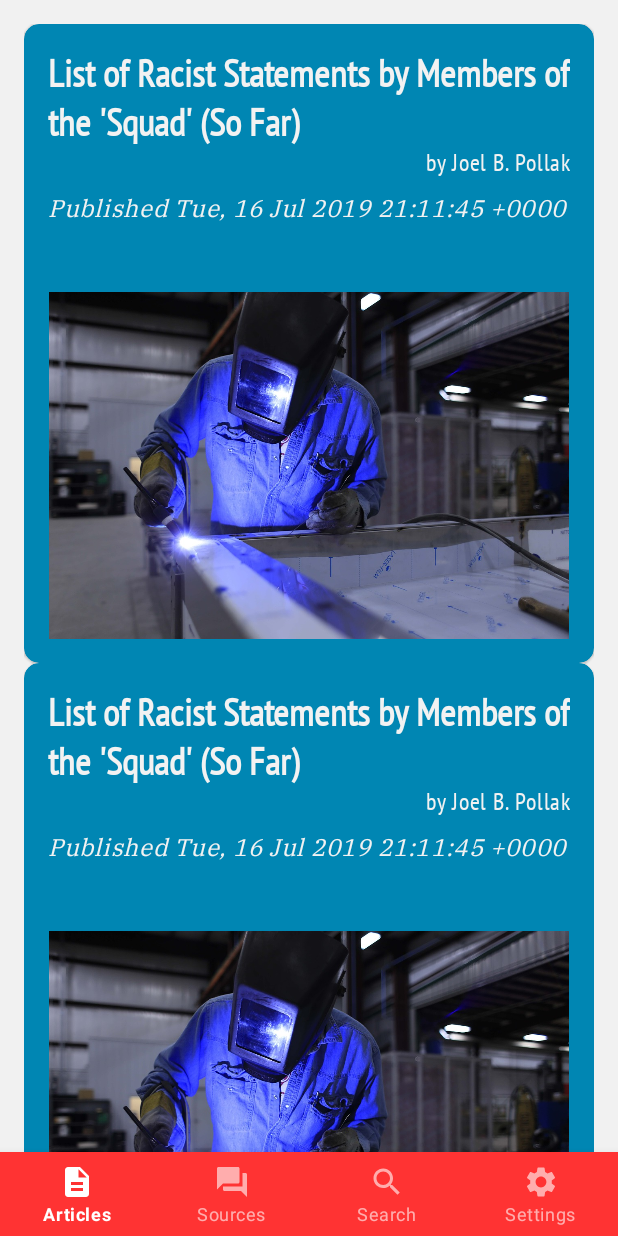
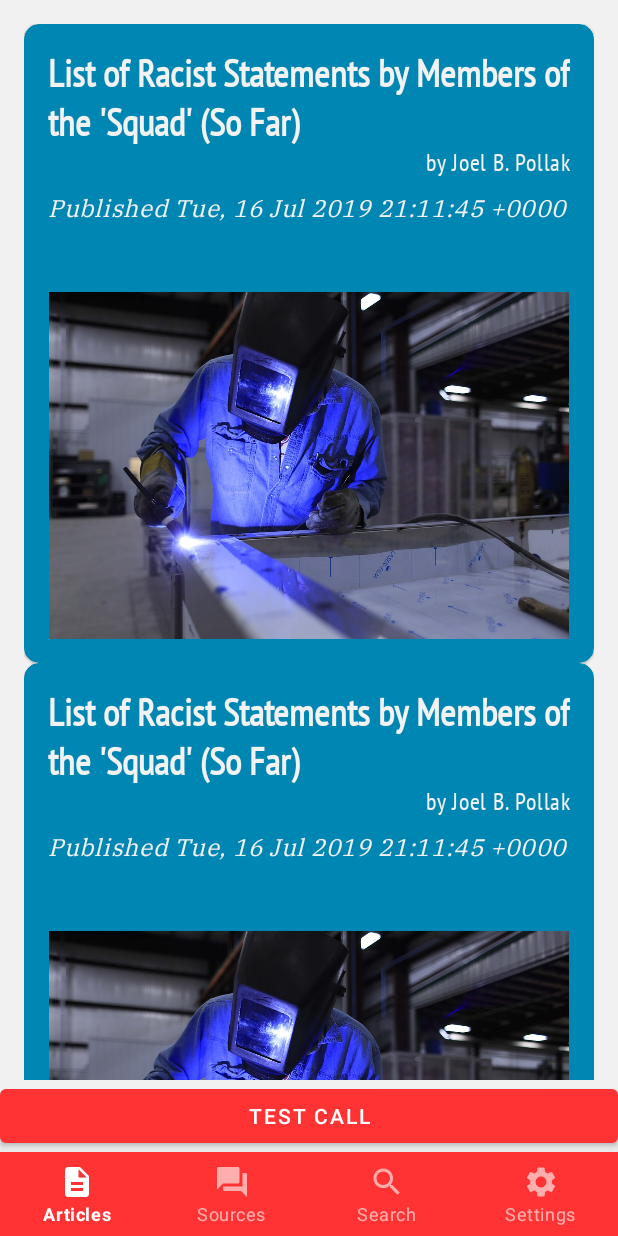
Before and after one commit to CodemeshDG/ConservativeRSS, an Android app: the layout fragment_article_list.xml on its own in the app's theme, with its tools: preview values and no code run, on a phone screen of 412 x 824 dp. Run offline under Robolectric (Android 15) with nearby library versions, the phone set to English and light mode, and no system bars.

Commit message:
Got SimpleXML working
-After a long time of trying, I was able to create a Retrofit call and get the proper response mapped out with SimpleXML; saving this as a checkpoint in case I screw up the next steps

```diff
--- a/app/src/main/res/layout/fragment_article_list.xml
+++ b/app/src/main/res/layout/fragment_article_list.xml
@@ -2,6 +2,11 @@
 <layout xmlns:app="http://schemas.android.com/apk/res-auto"
     xmlns:android="http://schemas.android.com/apk/res/android"
     xmlns:tools="http://schemas.android.com/tools">
+    <data>
+        <variable
+            name="fragment"
+            type="com.dommyg.conservativerss.fragments.ArticleListFragment" />
+    </data>
 
     <androidx.coordinatorlayout.widget.CoordinatorLayout
         android:layout_width="match_parent"
@@ -19,11 +24,21 @@
                 android:layout_marginTop="16dp"
                 android:layout_marginStart="16dp"
                 android:layout_marginEnd="16dp"
-                app:layout_constraintBottom_toTopOf="@+id/bottom_navigation"
+                app:layout_constraintBottom_toTopOf="@+id/test_button"
                 app:layout_constraintEnd_toEndOf="parent"
                 app:layout_constraintStart_toStartOf="parent"
                 app:layout_constraintTop_toTopOf="parent"
                 tools:listitem="@layout/fragment_individual_article"/>
+
+            <com.google.android.material.button.MaterialButton
+                android:id="@+id/test_button"
+                android:layout_width="match_parent"
+                android:layout_height="wrap_content"
+                android:text="Test Call"
+                app:layout_constraintBottom_toTopOf="@+id/bottom_navigation"
+                app:layout_constraintStart_toStartOf="parent"
+                app:layout_constraintEnd_toEndOf="parent"
+                android:onClick="@{() -> fragment.testApiCall()}"/>
 
             <com.google.android.material.bottomnavigation.BottomNavigationView
                 android:id="@+id/bottom_navigation"
```
Also changed, not shown: app/src/main/java/com/dommyg/conservativerss/fragments/ArticleListFragment.java (+39 -0 lines), app/src/main/java/com/dommyg/conservativerss/models/Article.java (+14 -0 lines), app/src/main/java/com/dommyg/conservativerss/models/Channel.java (added, +59 -0 lines), app/src/main/java/com/dommyg/conservativerss/models/Rss.java (added, +23 -0 lines), app/src/main/java/com/dommyg/conservativerss/requests/RssCall.java (added, +20 -0 lines), app/src/main/java/com/dommyg/conservativerss/requests/ServiceGenerator.java (added, +36 -0 lines).
